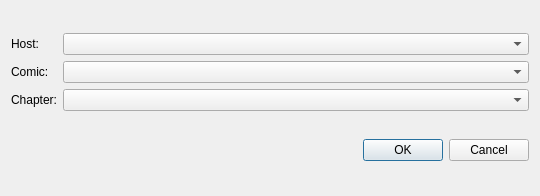
The window that src/online_comic_chooser.ui (mstuttgart/pynocchio) describes before a commit, drawn with Qt 5.
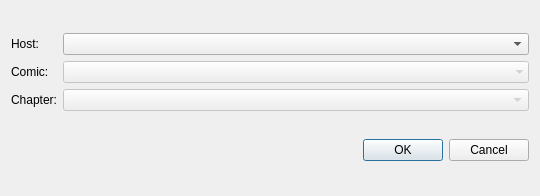
The same window after the commit.

Commit message: [NEW] OnlineComicWidget implemented and working

What changed in the file:
```diff
--- a/src/online_comic_chooser.ui
+++ b/src/online_comic_chooser.ui
@@ -39,7 +39,29 @@
         </widget>
        </item>
        <item row="1" column="1">
-        <widget class="QComboBox" name="comic_combo_box"/>
+        <widget class="QComboBox" name="comic_combo_box">
+         <property name="enabled">
+          <bool>false</bool>
+         </property>
+         <property name="sizePolicy">
+          <sizepolicy hsizetype="Minimum" vsizetype="Fixed">
+           <horstretch>0</horstretch>
+           <verstretch>0</verstretch>
+          </sizepolicy>
+         </property>
+         <property name="maxVisibleItems">
+          <number>0</number>
+         </property>
+         <property name="insertPolicy">
+          <enum>QComboBox::InsertAtBottom</enum>
+         </property>
+         <property name="sizeAdjustPolicy">
+          <enum>QComboBox::AdjustToMinimumContentsLengthWithIcon</enum>
+         </property>
+         <property name="frame">
+          <bool>false</bool>
+         </property>
+        </widget>
        </item>
        <item row="2" column="0">
         <widget class="QLabel" name="chapter_label">
@@ -49,7 +71,11 @@
         </widget>
        </item>
        <item row="2" column="1">
-        <widget class="QComboBox" name="chapter_combo_box"/>
+        <widget class="QComboBox" name="chapter_combo_box">
+         <property name="enabled">
+          <bool>false</bool>
+         </property>
+        </widget>
        </item>
       </layout>
      </item>
```
Left out of the diff: 6 changed lines with no effect on the pictures. The commit also changes 2 other files.
